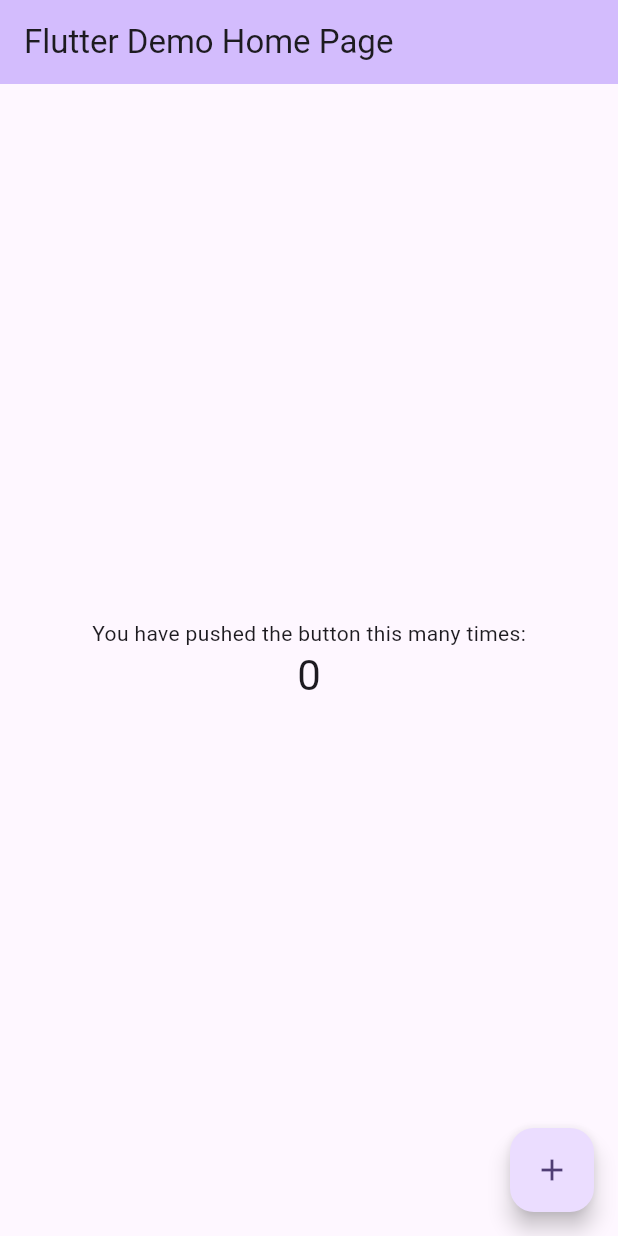
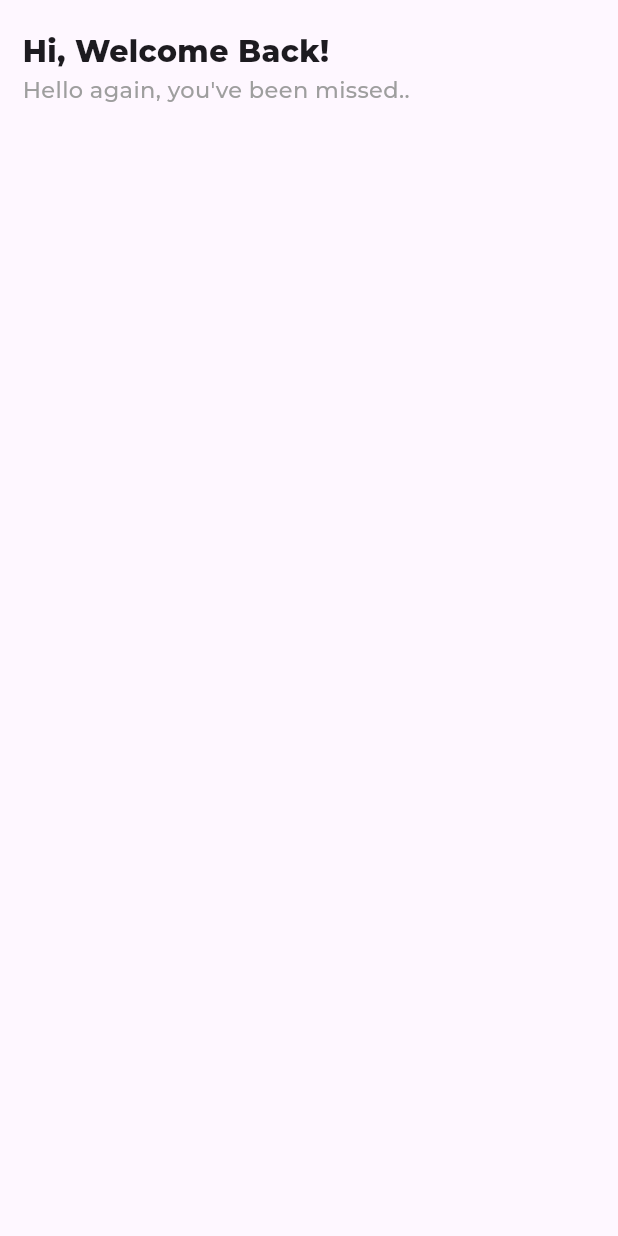
Before and after one commit to umrhsn/flutter_chat_app, a Flutter app: the screen it shows after launch, on a phone screen of 412 x 824 dp. Run offline on Flutter 3.47's test engine with Material 3 defaults, Android fonts, the phone set to English and light mode, and no system bars; our stand-ins replace firebase_core, google_fonts; accounts and stored records are empty.

Commit message:
added firebase_options.dart

```diff
--- a/lib/main.dart
+++ b/lib/main.dart
@@ -1,6 +1,7 @@
-import 'package:firebase_analytics/firebase_analytics.dart';
 import 'package:flutter/material.dart';
+import 'package:flutter_chat_app/pages/login_page.dart';
 import 'package:flutter_chat_app/utils.dart';
+import 'package:google_fonts/google_fonts.dart';
 
 void main() async {
   await setup();
@@ -21,56 +22,9 @@ class MyApp extends StatelessWidget {
       theme: ThemeData(
         colorScheme: ColorScheme.fromSeed(seedColor: Colors.deepPurple),
         useMaterial3: true,
+        textTheme: GoogleFonts.montserratTextTheme(),
       ),
-      home: const MyHomePage(title: 'Flutter Demo Home Page'),
+      home: const LoginPage(),
     );
   }
 }
-
-class MyHomePage extends StatefulWidget {
-  const MyHomePage({super.key, required this.title});
-
-  final String title;
-
-  @override
-  State<MyHomePage> createState() => _MyHomePageState();
-}
-
-class _MyHomePageState extends State<MyHomePage> {
-  int _counter = 0;
-
-  void _incrementCounter() {
-    setState(() {
-      _counter++;
-    });
-  }
-
-  @override
-  Widget build(BuildContext context) {
-    return Scaffold(
-      appBar: AppBar(
-        backgroundColor: Theme.of(context).colorScheme.inversePrimary,
-        title: Text(widget.title),
-      ),
-      body: Center(
-        child: Column(
-          mainAxisAlignment: MainAxisAlignment.center,
-          children: <Widget>[
-            const Text(
-              'You have pushed the button this many times:',
-            ),
-            Text(
-              '$_counter',
-              style: Theme.of(context).textTheme.headlineMedium,
-            ),
-          ],
-        ),
-      ),
-      floatingActionButton: FloatingActionButton(
-        onPressed: _incrementCounter,
-        tooltip: 'Increment',
-        child: const Icon(Icons.add),
-      ),
-    );
-  }
-}
--- a/lib/pages/login_page.dart
+++ b/lib/pages/login_page.dart
@@ -0,0 +1,61 @@
+import 'package:flutter/material.dart';
+
+class LoginPage extends StatefulWidget {
+  const LoginPage({super.key});
+
+  @override
+  State<LoginPage> createState() => _LoginPageState();
+}
+
+class _LoginPageState extends State<LoginPage> {
+  @override
+  Widget build(BuildContext context) {
+    return Scaffold(
+      body: _buildUi(),
+    );
+  }
+
+  Widget _buildUi() {
+    return SafeArea(
+      child: Padding(
+        padding: const EdgeInsets.symmetric(
+          horizontal: 15.0,
+          vertical: 20.0,
+        ),
+        child: Column(
+          children: [
+            _headerText(),
+          ],
+        ),
+      ),
+    );
+  }
+
+  Widget _headerText() {
+    return SizedBox(
+      width: MediaQuery.sizeOf(context).width,
+      child: const Column(
+        mainAxisSize: MainAxisSize.max,
+        mainAxisAlignment: MainAxisAlignment.start,
+        crossAxisAlignment: CrossAxisAlignment.start,
+        children: [
+          Text(
+            'Hi, Welcome Back!',
+            style: TextStyle(
+              fontSize: 20,
+              fontWeight: FontWeight.w800,
+            ),
+          ),
+          Text(
+            "Hello again, you've been missed..",
+            style: TextStyle(
+              fontSize: 15,
+              fontWeight: FontWeight.w500,
+              color: Colors.grey,
+            ),
+          )
+        ],
+      ),
+    );
+  }
+}
```
Also changed, not shown: firebase.json, lib/firebase_options.dart, 1 other file.
